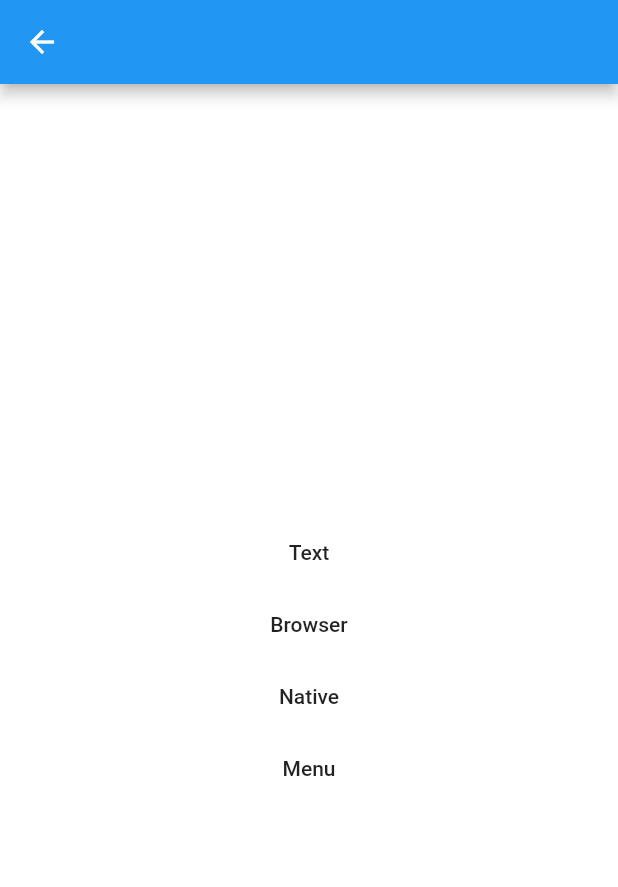
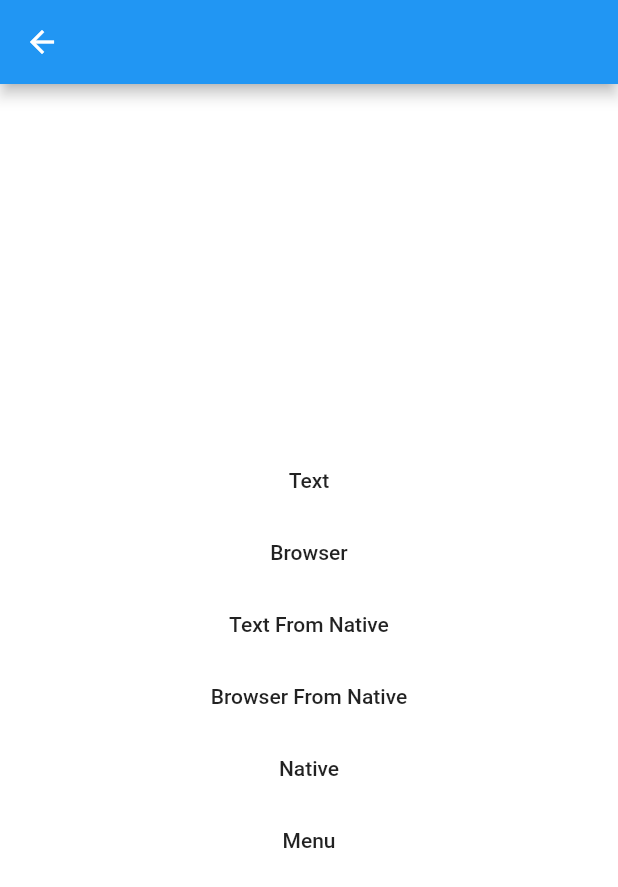
Before and after one commit to npu3pak/flutter-experiment-flutter, a Flutter app: the screen it shows after launch, after a tap on "Menu", on a phone screen of 412 x 824 dp. Shown: the top 887 px of the screen. Run offline on Flutter 3.47's test engine with Material 2 defaults, Android fonts, the phone set to English and light mode, and no system bars; missing offline and left inert: webview_flutter_plus.

Commit message:
Сделал навигацию без необходимости передавать контекст

```diff
--- a/flutter_master/lib/coordinator.dart
+++ b/flutter_master/lib/coordinator.dart
@@ -3,89 +3,93 @@ import 'package:flutter/services.dart';
 import 'package:flutter_master/widgets.dart';
 
 class RootCoordinator {
-  final _methodChannel = MethodChannel("channel");
+  final MethodChannel channel;
   var _clearOnPush = false;
 
-  listenChannel() {
-    _methodChannel.setMethodCallHandler((call) {
-      switch (call.method) {
-        case "changeRoute":
-          _changeRote(call.arguments, animated: false);
-          break;
-        case "changeRouteAnimated":
-          _changeRote(call.arguments, animated: true);
-          break;
-        case "clearRoute":
-          _clearOnPush = true;
-          break;
-      }
-      return null;
-    });
-  }
+  List<BuildContext> contextStack = [];
 
-  _changeRote(
+  RootCoordinator({@required this.channel});
+
+  changeRote(
     String route, {
-    @required BuildContext ctx,
-    animated = true,
+    @required animated,
   }) {
     switch (route) {
       case "text":
-        push(TextWidget(onPop: pop), ctx, animated: animated);
+        push(TextWidget(onPop: pop), animated: animated);
         break;
       case "browser":
-        push(BrowserScreenWidget(), ctx, animated: animated);
+        push(BrowserScreenWidget(onPop: pop), animated: animated);
         break;
       case "menu":
-        push(getMenu(), ctx, animated: animated);
+        push(getMenu(), animated: animated);
         break;
     }
   }
 
+  clearRoute(BuildContext context) {
+    _clearOnPush = true;
+  }
+
   // Бизнес-логика
 
-  Widget getMenu() {
-    return MenuWidget(
+  Widget getMenu({onPop}) {
+    final menu = MenuWidget(
+      onPop: onPop,
       onShowText: showText,
       onShowBrowser: showBrowser,
       onShowMenu: showMenu,
       onShowNative: showNative,
+      onShowBrowserFromNative: showBrowserFromNative,
+      onShowTextFromNative: showTextFromNative,
     );
+    return CoordinatedWidget.wrap(menu, this);
   }
 
-  showText(BuildContext ctx) {
-    push(TextWidget(onPop: pop), ctx, animated: true);
+  showText() {
+    push(TextWidget(onPop: pop), animated: true);
   }
 
-  showBrowser(BuildContext ctx) {
-    push(BrowserScreenWidget(onPop: pop), ctx, animated: true);
+  showBrowser() {
+    push(BrowserScreenWidget(onPop: pop), animated: true);
   }
 
-  showMenu(BuildContext ctx) {
-    push(getMenu(), ctx, animated: true);
+  showTextFromNative() {
+    channel.invokeMethod("showFlutterText");
   }
 
-  showNative(BuildContext ctx) {
-    _methodChannel.invokeMethod("showNative");
+  showBrowserFromNative() {
+    channel.invokeMethod("showFlutterBrowser");
+  }
+
+  showNative() {
+    channel.invokeMethod("showNative");
+  }
+
+  showMenu() {
+    push(getMenu(onPop: pop), animated: true);
   }
 
   // Методы навигации
 
-  push(Widget widget, BuildContext context, {animated = true}) {
+  push(Widget widget, {animated = true}) {
     var route =
         animated ? _getAnimatedRoute(widget) : _getNotAnimatedRoute(widget);
+    var ctx = contextStack.last;
 
+    print("Показываем $widget. _clearOnPush=$_clearOnPush");
     if (_clearOnPush) {
       _clearOnPush = false;
-      Navigator.pushAndRemoveUntil(context, route, (route) => false);
+      Navigator.pushAndRemoveUntil(ctx, route, (route) => false);
     } else {
-      Navigator.push(context, route);
+      Navigator.push(ctx, route);
     }
   }
 
   MaterialPageRoute _getAnimatedRoute(Widget widget) {
     return MaterialPageRoute(
       builder: (context) {
-        return widget;
+        return CoordinatedWidget.wrap(widget, this);
       },
     );
   }
@@ -93,18 +97,48 @@ class RootCoordinator {
   PageRouteBuilder _getNotAnimatedRoute(Widget widget) {
     return PageRouteBuilder(
       pageBuilder: (_, __, ___) {
-        return widget;
+        return CoordinatedWidget.wrap(widget, this);
       },
       transitionDuration: Duration(seconds: 0),
     );
   }
 
-  pop(BuildContext context) {
-    if (Navigator.canPop(context)) {
-      Navigator.pop(context);
+  pop() {
+    var ctx = contextStack.last;
+    if (Navigator.canPop(ctx)) {
+      contextStack.removeLast();
+      Navigator.pop(ctx);
     } else {
       _clearOnPush = true;
-      _methodChannel.invokeMethod("pop");
+      channel.invokeMethod("pop");
     }
   }
 }
+
+class CoordinatedWidget extends StatelessWidget {
+  final Widget contentWidget;
+  final RootCoordinator coordinator;
+
+  const CoordinatedWidget._(
+    this.contentWidget,
+    this.coordinator, {
+    Key key,
+  }) : super(key: key);
+
+  static CoordinatedWidget wrap(
+    Widget widget,
+    RootCoordinator coordinator,
+  ) {
+    if (widget is CoordinatedWidget) {
+      return widget;
+    } else {
+      return CoordinatedWidget._(widget, coordinator);
+    }
+  }
+
+  @override
+  Widget build(BuildContext context) {
+    coordinator.contextStack.add(context);
+    return contentWidget;
+  }
+}
--- a/flutter_master/lib/main.dart
+++ b/flutter_master/lib/main.dart
@@ -1,7 +1,11 @@
 import 'package:flutter/material.dart';
+import 'package:flutter/services.dart';
 import 'package:flutter_master/coordinator.dart';
 
-void main() {
+final channel = MethodChannel("channel");
+final rootCoordinator = RootCoordinator(channel: channel);
+
+main() {
   runApp(
     MaterialApp(
       title: 'Flutter Demo',
@@ -14,11 +18,33 @@ void main() {
 }
 
 class DebugWidget extends StatelessWidget {
-  final rootCoordinator = RootCoordinator();
-
   @override
   Widget build(BuildContext context) {
-    rootCoordinator.listenChannel();
+    // Слушаем канал после старта приложения
+    startChannelListening(context);
     return rootCoordinator.getMenu();
   }
 }
+
+startChannelListening(BuildContext context) {
+  channel.setMethodCallHandler((call) {
+    switch (call.method) {
+      case "pushRoute":
+        rootCoordinator.changeRote(
+          call.arguments,
+          animated: false,
+        );
+        break;
+      case "pushRouteAnimated":
+        rootCoordinator.changeRote(
+          call.arguments,
+          animated: true,
+        );
+        break;
+      case "clearRoute":
+        rootCoordinator.clearRoute(context);
+        break;
+    }
+    return null;
+  });
+}
--- a/flutter_master/lib/widgets.dart
+++ b/flutter_master/lib/widgets.dart
@@ -2,23 +2,34 @@ import 'package:flutter/material.dart';
 import 'package:flutter_slave/main.dart' as slave;
 
 class MenuWidget extends StatelessWidget {
-  final Function(BuildContext ctx) onShowText;
-  final Function(BuildContext ctx) onShowBrowser;
-  final Function(BuildContext ctx) onShowNative;
-  final Function(BuildContext ctx) onShowMenu;
+  final Function onPop;
+  final Function onShowText;
+  final Function onShowBrowser;
+  final Function onShowTextFromNative;
+  final Function onShowBrowserFromNative;
+  final Function onShowNative;
+  final Function onShowMenu;
 
   const MenuWidget({
     Key key,
-    this.onShowText,
-    this.onShowBrowser,
-    this.onShowNative,
-    this.onShowMenu,
+    this.onPop,
+    @required this.onShowText,
+    @required this.onShowBrowser,
+    @required this.onShowTextFromNative,
+    @required this.onShowBrowserFromNative,
+    @required this.onShowNative,
+    @required this.onShowMenu,
   }) : super(key: key);
 
   @override
   Widget build(BuildContext context) {
     return Scaffold(
-      appBar: AppBar(),
+      appBar: AppBar(
+        leading: IconButton(
+          icon: Icon(Icons.arrow_back),
+          onPressed: onPop,
+        ),
+      ),
       body: Container(
         color: Colors.white,
         child: Center(
@@ -28,25 +39,37 @@ class MenuWidget extends StatelessWidget {
               MaterialButton(
                 child: Text("Text"),
                 onPressed: () {
-                  onShowText(context);
+                  onShowText();
                 },
               ),
               MaterialButton(
                 child: Text("Browser"),
                 onPressed: () {
-                  onShowBrowser(context);
+                  onShowBrowser();
+                },
+              ),
+              MaterialButton(
+                child: Text("Text From Native"),
+                onPressed: () {
+                  onShowTextFromNative();
+                },
+              ),
+              MaterialButton(
+                child: Text("Browser From Native"),
+                onPressed: () {
+                  onShowBrowserFromNative();
                 },
               ),
               MaterialButton(
                 child: Text("Native"),
                 onPressed: () {
-                  onShowNative(context);
+                  onShowNative();
                 },
               ),
               MaterialButton(
                 child: Text("Menu"),
                 onPressed: () {
-                  onShowMenu(context);
+                  onShowMenu();
                 },
               )
             ],
@@ -58,18 +81,20 @@ class MenuWidget extends StatelessWidget {
 }
 
 class TextWidget extends StatelessWidget {
-  final Function(BuildContext context) onPop;
+  final Function onPop;
 
-  const TextWidget({Key key, this.onPop}) : super(key: key);
+  const TextWidget({
+    Key key,
+    @required this.onPop,
+  }) : super(key: key);
+
   @override
   Widget build(BuildContext context) {
     return Scaffold(
       appBar: AppBar(
         leading: IconButton(
           icon: Icon(Icons.arrow_back),
-          onPressed: () {
-            onPop(context);
-          },
+          onPressed: onPop,
         ),
         title: Text("Screen with text"),
       ),
@@ -81,9 +106,12 @@ class TextWidget extends StatelessWidget {
 }
 
 class BrowserScreenWidget extends StatelessWidget {
-  final Function(BuildContext context) onPop;
+  final Function onPop;
 
-  const BrowserScreenWidget({Key key, this.onPop}) : super(key: key);
+  const BrowserScreenWidget({
+    Key key,
+    @required this.onPop,
+  }) : super(key: key);
 
   @override
   Widget build(BuildContext context) {
--- a/flutter_slave/lib/main.dart
+++ b/flutter_slave/lib/main.dart
@@ -18,7 +18,7 @@ class MyApp extends StatelessWidget {
 }
 
 class BrowserWidget extends StatefulWidget {
-  final Function(BuildContext context) onPop;
+  final Function onPop;
 
   BrowserWidget({
     Key key,
@@ -36,9 +36,7 @@ class _BrowserWidgetState extends State<BrowserWidget> {
       appBar: AppBar(
         leading: IconButton(
           icon: Icon(Icons.arrow_back),
-          onPressed: () {
-            widget.onPop(context);
-          },
+          onPressed: widget.onPop,
         ),
         title: Text("Browser"),
       ),
```
